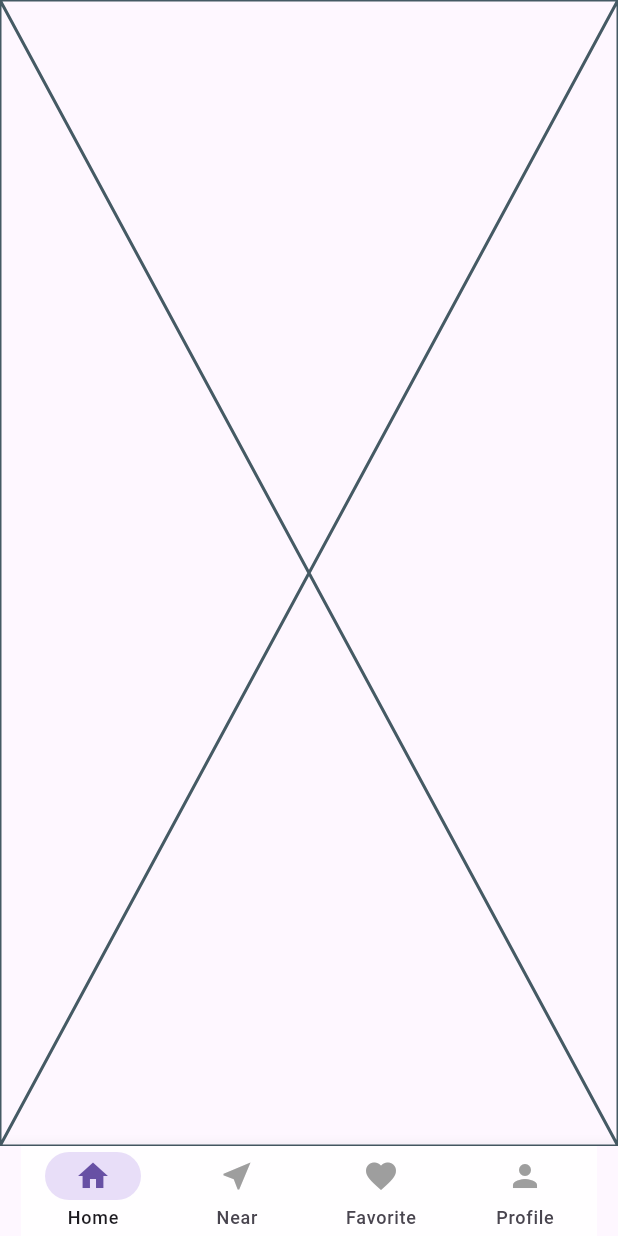
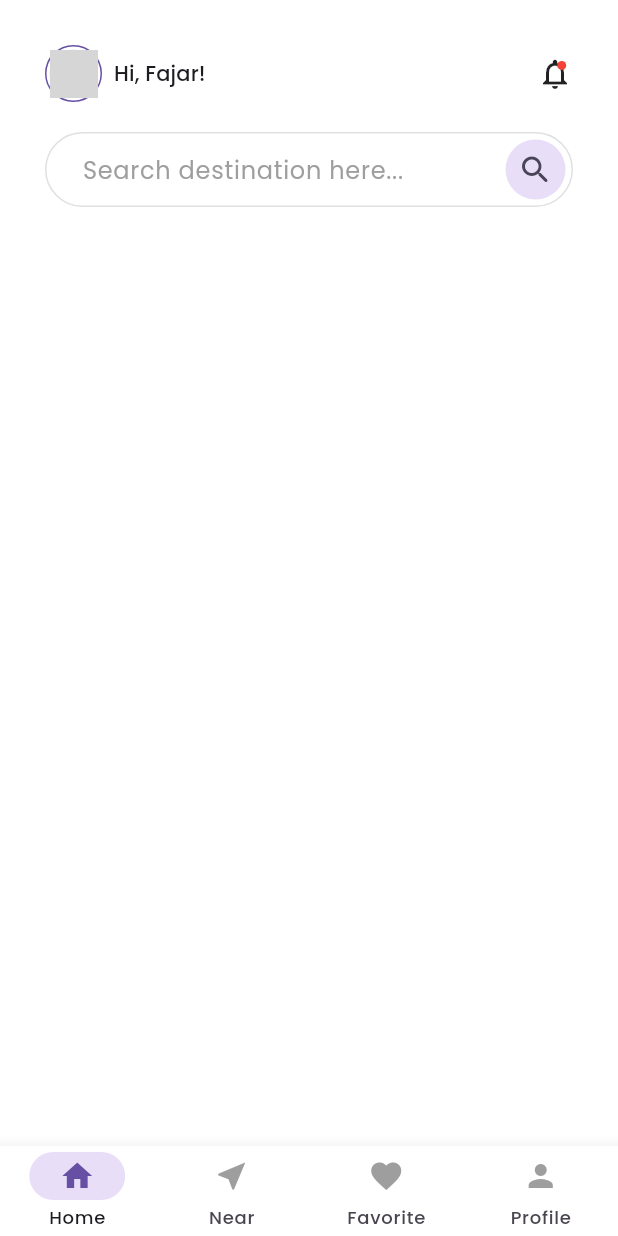
Before and after one commit to FajarWahyuSuryaputra/course_travel, a Flutter app: the screen it shows after launch, on a phone screen of 412 x 824 dp. Run offline on Flutter 3.47's test engine with Material 3 defaults, Android fonts, the phone set to English and light mode, and no system bars; our stand-ins replace connectivity_plus, dartz, equatable, flutter_bloc, get_it, google_fonts and 1 more; grey boxes are pictures that could not be loaded.

Commit message:
home screen

```diff
--- /dev/null
+++ b/lib/common/app_route.dart
@@ -0,0 +1,24 @@
+import 'package:course_travel/features/destination/presentation/pages/dashboard.dart';
+import 'package:flutter/material.dart';
+
+class AppRoute {
+  static const dashboard = '/';
+  static const detailDestination = '/destination/detail';
+  static const searchDestination = '/destination/search';
+
+  static Route<dynamic>? onGenerateRoute(RouteSettings settings) {
+    switch (settings.name) {
+      case dashboard:
+        return MaterialPageRoute(builder: (context) => const Dashboard());
+      default:
+        return _notFoundPage;
+    }
+  }
+
+  static MaterialPageRoute get _notFoundPage => MaterialPageRoute(
+      builder: (context) => Scaffold(
+            body: Center(
+              child: Text('Page Not Found'),
+            ),
+          ));
+}
--- a/lib/features/destination/presentation/pages/dashboard.dart
+++ b/lib/features/destination/presentation/pages/dashboard.dart
@@ -15,7 +15,6 @@ class Dashboard extends StatelessWidget {
           builder: (context, state) {
             return Container(
               height: 60,
-              padding: const EdgeInsets.symmetric(horizontal: 14),
               child: NavigationBar(
                   selectedIndex: state,
                   onDestinationSelected: (value) {
--- a/lib/features/destination/presentation/pages/home_page.dart
+++ b/lib/features/destination/presentation/pages/home_page.dart
@@ -1,3 +1,4 @@
+import 'package:flutter/material.dart';
 import 'package:flutter/widgets.dart';
 
 class HomePage extends StatefulWidget {
@@ -10,6 +11,102 @@ class HomePage extends StatefulWidget {
 class _HomePageState extends State<HomePage> {
   @override
   Widget build(BuildContext context) {
-    return const Placeholder();
+    return ListView(
+      children: [
+        const SizedBox(
+          height: 30,
+        ),
+        header(),
+        const SizedBox(
+          height: 20,
+        ),
+        search(),
+        // const SizedBox(height: 24,),
+        // categories(),
+        // const SizedBox(height: 20,),
+        // topDestination(),
+        // const SizedBox(height: 30,),
+        // allDestination(),
+      ],
+    );
   }
+
+  header() {
+    return Padding(
+      padding: const EdgeInsets.symmetric(horizontal: 30),
+      child: Row(
+        children: [
+          Container(
+            decoration: BoxDecoration(
+                shape: BoxShape.circle,
+                border: Border.all(
+                  color: Theme.of(context).primaryColor,
+                )),
+            padding: const EdgeInsets.all(2),
+            child: const CircleAvatar(
+              radius: 16,
+              backgroundImage: AssetImage('assets/images/profile.png'),
+            ),
+          ),
+          const SizedBox(
+            width: 8,
+          ),
+          Text(
+            'Hi, Fajar!',
+            style: Theme.of(context).textTheme.labelLarge,
+          ),
+          const Spacer(),
+          const Badge(
+              backgroundColor: Colors.red,
+              alignment: Alignment(0.5, -0.7),
+              child: Icon(Icons.notifications_none))
+        ],
+      ),
+    );
+  }
+
+  search() {
+    return Container(
+      decoration: BoxDecoration(
+        border: Border.all(
+          color: Colors.grey[300]!,
+          width: 1,
+        ),
+        borderRadius: BorderRadius.circular(30),
+      ),
+      margin: EdgeInsets.symmetric(horizontal: 30),
+      child: Padding(
+        padding: const EdgeInsets.only(left: 24),
+        child: Row(
+          children: [
+            const Expanded(
+                child: TextField(
+              decoration: InputDecoration(
+                  isDense: true,
+                  border: InputBorder.none,
+                  hintText: 'Search destination here...',
+                  hintStyle: TextStyle(
+                      color: Colors.grey, fontWeight: FontWeight.w400),
+                  contentPadding: EdgeInsets.all(0)),
+            )),
+            const SizedBox(
+              width: 10,
+            ),
+            IconButton.filledTonal(
+                onPressed: () {},
+                icon: const Icon(
+                  Icons.search_rounded,
+                  size: 24,
+                ))
+          ],
+        ),
+      ),
+    );
+  }
+
+  categories() {}
+
+  topDestination() {}
+
+  allDestination() {}
 }
--- a/lib/main.dart
+++ b/lib/main.dart
@@ -1,3 +1,4 @@
+import 'package:course_travel/common/app_route.dart';
 import 'package:course_travel/features/destination/presentation/bloc/all_destination/all_destination_bloc.dart';
 import 'package:course_travel/features/destination/presentation/bloc/search_destination/search_destination_bloc.dart';
 import 'package:course_travel/features/destination/presentation/bloc/top_destination/top_destination_bloc.dart';
@@ -6,6 +7,7 @@ import 'package:course_travel/features/destination/presentation/pages/dashboard.
 import 'package:course_travel/injection.dart';
 import 'package:flutter/material.dart';
 import 'package:flutter_bloc/flutter_bloc.dart';
+import 'package:google_fonts/google_fonts.dart';
 
 Future<void> main() async {
   WidgetsFlutterBinding.ensureInitialized();
@@ -25,8 +27,14 @@ class MainApp extends StatelessWidget {
         BlocProvider(create: (_) => locator<TopDestinationBloc>()),
         BlocProvider(create: (_) => locator<SearchDestinationBloc>()),
       ],
-      child: const MaterialApp(
-        home: Dashboard(),
+      child: MaterialApp(
+        debugShowCheckedModeBanner: false,
+        theme: ThemeData(
+            useMaterial3: true,
+            textTheme: GoogleFonts.poppinsTextTheme(),
+            scaffoldBackgroundColor: Colors.white),
+        initialRoute: AppRoute.dashboard,
+        onGenerateRoute: AppRoute.onGenerateRoute,
       ),
     );
   }
```
